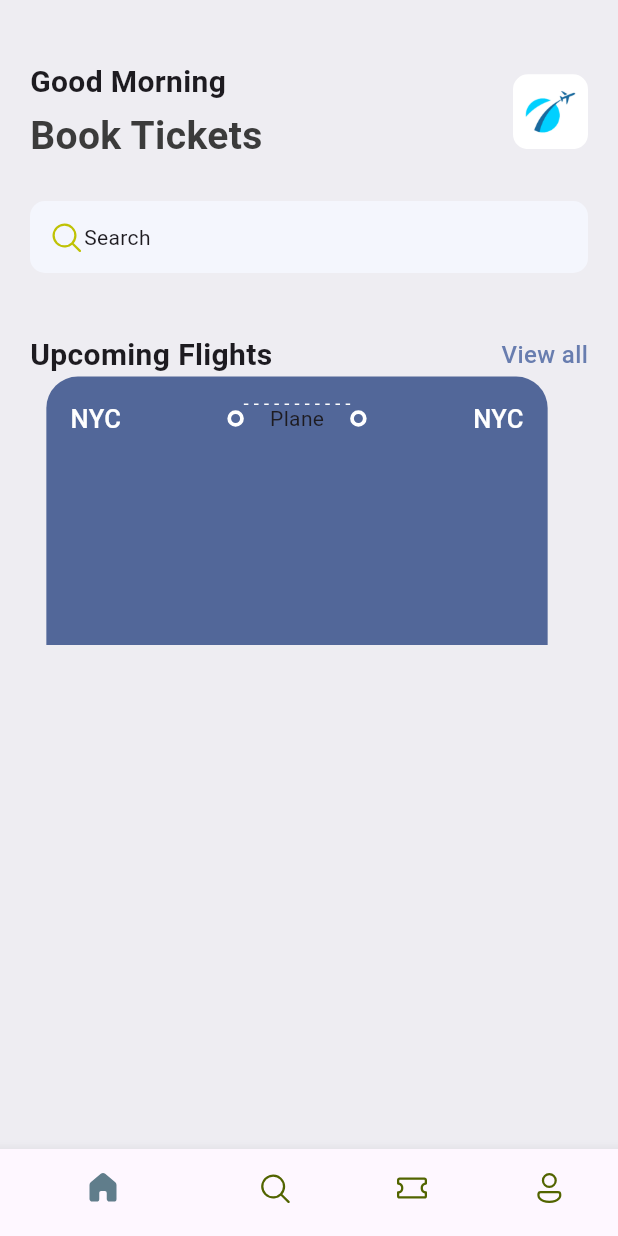
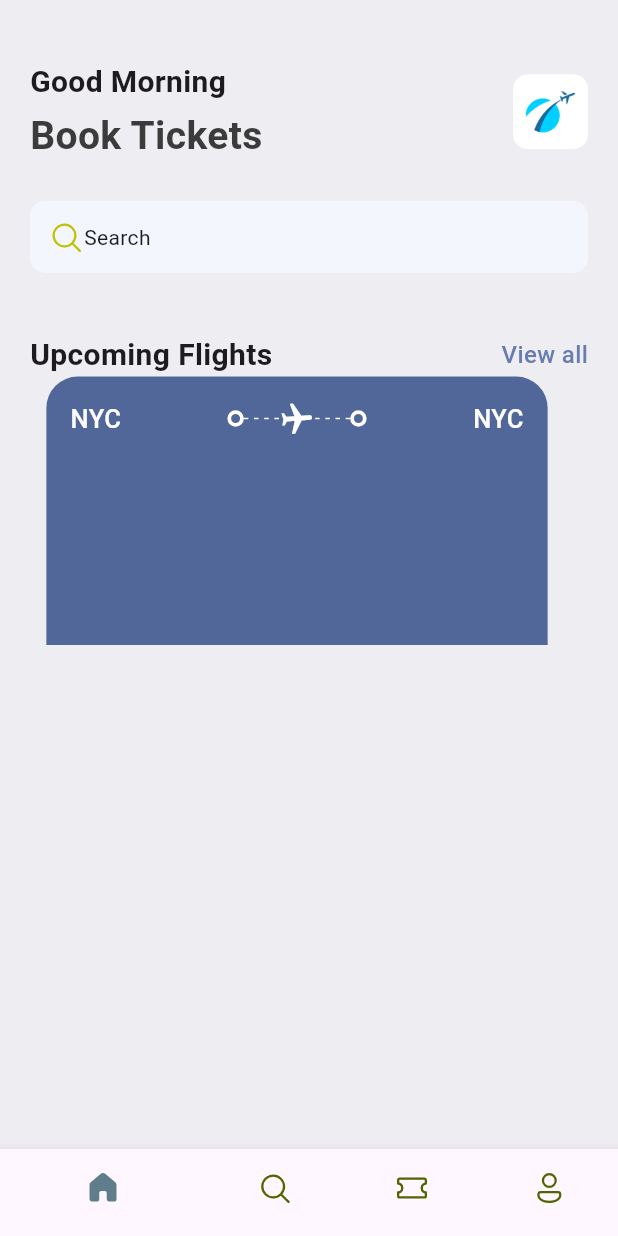
Before and after one commit to malise5/ticket_app, a Flutter app: the screen it shows after launch, on a phone screen of 412 x 824 dp. Run offline on Flutter 3.47's test engine with Material 3 defaults, Android fonts, the phone set to English and light mode, and no system bars; our stand-ins replace fluentui_icons.

Commit message:
-added new plane route on ticket

```diff
--- a/lib/base/widgets/ticket_view.dart
+++ b/lib/base/widgets/ticket_view.dart
@@ -34,12 +34,19 @@ class TicketView extends StatelessWidget {
                 ),
                 Expanded(child: Container()),
                 const BigDot(),
-                const Expanded(child: Stack(
+                Expanded(child: Stack(
                   children: [
-                    SizedBox(
+                    const SizedBox(
+                      height: 24,
                       child: AppLayoutbuilderWidget(randomDivider: 6,),
                     ),
-                    Center(child: Text("Plane"),)
+                    Center(child: Transform.rotate(
+                      angle: 1.5,
+                      child: const Icon(
+                        Icons.local_airport,
+                        color: Colors.white,
+                      ),
+                    ),)
                   ],
                 )),
                 const BigDot(),
```
